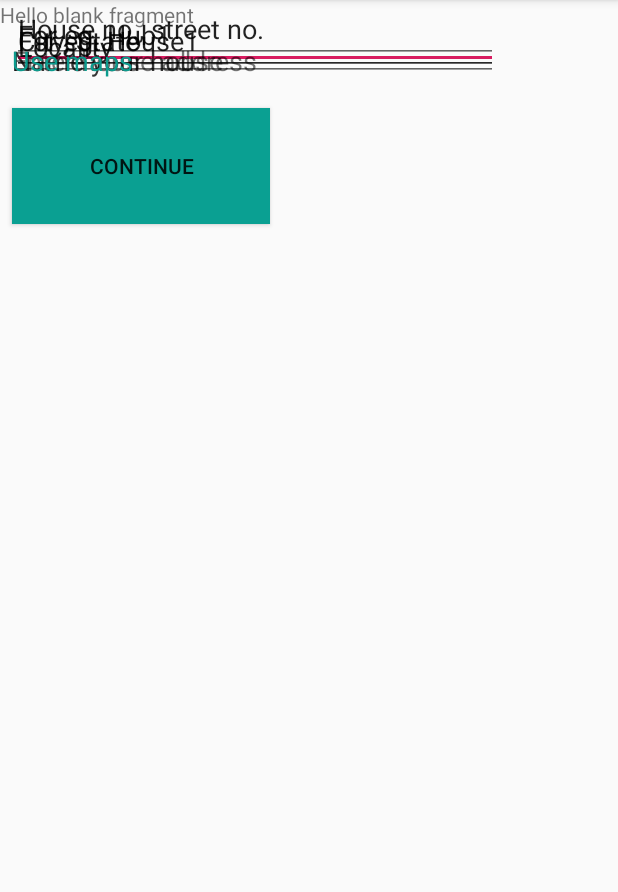
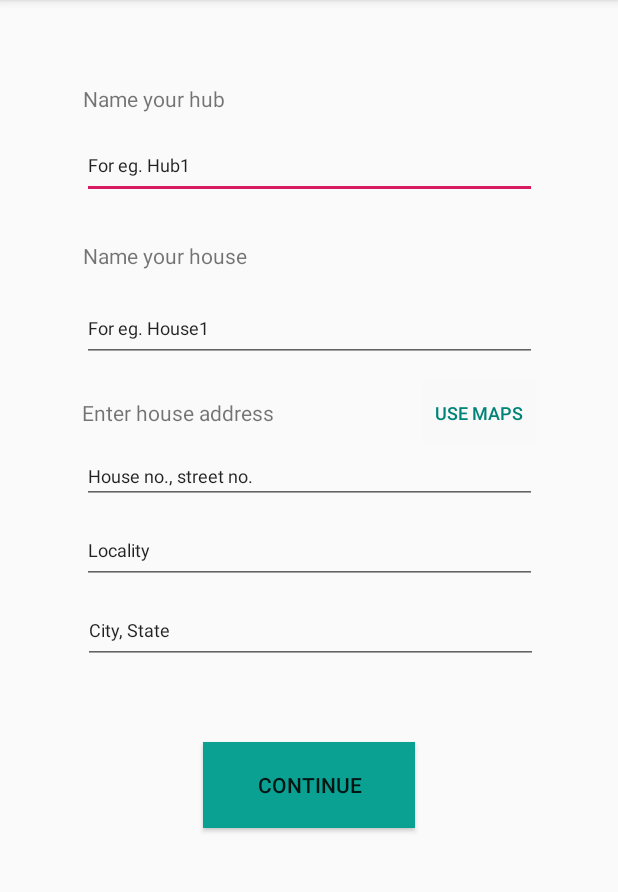
Before and after one commit to ZiyadAlmatrafi/BreezApp, an Android app: the fragment HubFragment shown on its own in the app's theme, on a phone screen of 412 x 824 dp, the part 84-976 px from its top. Run offline under Robolectric (Android 15) with nearby library versions, the phone set to English and light mode, and no system bars.

Commit message:
add HubFragment, MapFragment and MyHomeFragment files

```diff
--- a/app/src/main/java/com/example/breezapp/AuthenticationActivity.java
+++ b/app/src/main/java/com/example/breezapp/AuthenticationActivity.java
@@ -14,7 +14,7 @@ public class AuthenticationActivity extends AppCompatActivity {
         super.onCreate(savedInstanceState);
         setContentView(R.layout.activity_authentication);
 
-        button = (Button) findViewById(R.id.button);
+        button = (Button) findViewById(R.id.hub_button);
         button.setOnClickListener(new View.OnClickListener() {
             @Override
             public void onClick(View view) {
--- a/app/src/main/java/com/example/breezapp/EnterHubCodeFragment.java
+++ b/app/src/main/java/com/example/breezapp/EnterHubCodeFragment.java
@@ -5,10 +5,12 @@ import android.net.Uri;
 import android.os.Bundle;
 
 import androidx.fragment.app.Fragment;
+import androidx.fragment.app.FragmentTransaction;
 
 import android.view.LayoutInflater;
 import android.view.View;
 import android.view.ViewGroup;
+import android.widget.Button;
 
 
 /**
@@ -21,6 +23,7 @@ import android.view.ViewGroup;
  */
 public class EnterHubCodeFragment extends Fragment {
 
+    Button button;
 
     @Override
     public void onCreate(Bundle savedInstanceState) {
@@ -28,12 +31,25 @@ public class EnterHubCodeFragment extends Fragment {
 
     }
 
+
     @Override
     public View onCreateView(LayoutInflater inflater, ViewGroup container,
                              Bundle savedInstanceState) {
         // Inflate the layout for this fragment
-        return inflater.inflate(R.layout.fragment_enter_hub_code, container, false);
+        View v = inflater.inflate(R.layout.fragment_enter_hub_code, container, false);
+
+        button = (Button) v.findViewById(R.id.hub_code_button);
+        button.setOnClickListener(new View.OnClickListener() {
+            @Override
+            public void onClick(View view) {
+                FragmentTransaction ft = getFragmentManager().beginTransaction();
+
+                ft.replace(R.id.frame,new HubFragment() );
+                ft.addToBackStack(null);
+                ft.commit();
+            }
+        });
+        return v;
     }
 
-
 }
--- a/app/src/main/java/com/example/breezapp/EthernetFragment.java
+++ b/app/src/main/java/com/example/breezapp/EthernetFragment.java
@@ -37,6 +37,4 @@ public class EthernetFragment extends Fragment {
         return v;
     }
 
-
-
 }
--- a/app/src/main/java/com/example/breezapp/HubActivity.java
+++ /dev/null
@@ -1,21 +0,0 @@
-package com.example.breezapp;
-
-import androidx.appcompat.app.AppCompatActivity;
-
-import android.content.Intent;
-import android.os.Bundle;
-import android.view.View;
-import android.widget.Button;
-import android.widget.TextView;
-
-public class HubActivity extends AppCompatActivity {
-
-
-    @Override
-    protected void onCreate(Bundle savedInstanceState) {
-        super.onCreate(savedInstanceState);
-        setContentView(R.layout.activity_hub);
-
-     }
-
-}
--- a/app/src/main/java/com/example/breezapp/HubFragment.java
+++ b/app/src/main/java/com/example/breezapp/HubFragment.java
@@ -4,10 +4,12 @@ package com.example.breezapp;
 import android.os.Bundle;
 
 import androidx.fragment.app.Fragment;
+import androidx.fragment.app.FragmentTransaction;
 
 import android.view.LayoutInflater;
 import android.view.View;
 import android.view.ViewGroup;
+import android.widget.Button;
 
 
 /**
@@ -16,8 +18,14 @@ import android.view.ViewGroup;
 public class HubFragment extends Fragment {
 
 
-    public HubFragment() {
-        // Required empty public constructor
+
+    Button hub_button;
+    Button map_button;
+
+    @Override
+    public void onCreate(Bundle savedInstanceState) {
+        super.onCreate(savedInstanceState);
+
     }
 
 
@@ -25,7 +33,34 @@ public class HubFragment extends Fragment {
     public View onCreateView(LayoutInflater inflater, ViewGroup container,
                              Bundle savedInstanceState) {
         // Inflate the layout for this fragment
-        return inflater.inflate(R.layout.fragment_hub, container, false);
+        View v = inflater.inflate(R.layout.fragment_hub, container, false);
+
+        hub_button = (Button) v.findViewById(R.id.hub_button);
+        map_button = (Button) v.findViewById(R.id.map_button);
+
+        hub_button.setOnClickListener(new View.OnClickListener() {
+            @Override
+            public void onClick(View view) {
+                FragmentTransaction ft = getFragmentManager().beginTransaction();
+
+                ft.replace(R.id.frame,new MyHomeFragment());
+                ft.addToBackStack(null);
+                ft.commit();
+            }
+        });
+        map_button.setOnClickListener(new View.OnClickListener() {
+            @Override
+            public void onClick(View view) {
+                FragmentTransaction ft = getFragmentManager().beginTransaction();
+
+                ft.replace(R.id.frame,new MapFragment() );
+                ft.addToBackStack(null);
+                ft.commit();
+            }
+        });
+
+        return v;
     }
 
+
 }
--- a/app/src/main/java/com/example/breezapp/LocationActivity.java
+++ /dev/null
@@ -1,14 +0,0 @@
-package com.example.breezapp;
-
-import androidx.appcompat.app.AppCompatActivity;
-
-import android.os.Bundle;
-
-public class LocationActivity extends AppCompatActivity {
-
-    @Override
-    protected void onCreate(Bundle savedInstanceState) {
-        super.onCreate(savedInstanceState);
-        setContentView(R.layout.activity_location);
-    }
-}
--- a/app/src/main/java/com/example/breezapp/LocationFragment.java
+++ b/app/src/main/java/com/example/breezapp/MapFragment.java
@@ -13,10 +13,10 @@ import android.view.ViewGroup;
 /**
  * A simple {@link Fragment} subclass.
  */
-public class LocationFragment extends Fragment {
+public class MapFragment extends Fragment {
 
 
-    public LocationFragment() {
+    public MapFragment() {
         // Required empty public constructor
     }
 
@@ -25,7 +25,7 @@ public class LocationFragment extends Fragment {
     public View onCreateView(LayoutInflater inflater, ViewGroup container,
                              Bundle savedInstanceState) {
         // Inflate the layout for this fragment
-        return inflater.inflate(R.layout.fragment_location, container, false);
+        return inflater.inflate(R.layout.fragment_map, container, false);
     }
 
 }
--- /dev/null
+++ b/app/src/main/java/com/example/breezapp/MyHomeFragment.java
@@ -0,0 +1,31 @@
+package com.example.breezapp;
+
+
+import android.os.Bundle;
+
+import androidx.fragment.app.Fragment;
+
+import android.view.LayoutInflater;
+import android.view.View;
+import android.view.ViewGroup;
+
+
+/**
+ * A simple {@link Fragment} subclass.
+ */
+public class MyHomeFragment extends Fragment {
+
+
+    public MyHomeFragment() {
+        // Required empty public constructor
+    }
+
+
+    @Override
+    public View onCreateView(LayoutInflater inflater, ViewGroup container,
+                             Bundle savedInstanceState) {
+        // Inflate the layout for this fragment
+        return inflater.inflate(R.layout.fragment_my_home, container, false);
+    }
+
+}
--- a/app/src/main/res/layout/activity_authentication.xml
+++ b/app/src/main/res/layout/activity_authentication.xml
@@ -8,7 +8,7 @@
     tools:context=".AuthenticationActivity">
 
     <Button
-        android:id="@+id/button"
+        android:id="@+id/hub_button"
         android:layout_width="wrap_content"
         android:layout_height="wrap_content"
         android:layout_marginStart="8dp"
--- a/app/src/main/res/layout/activity_hub.xml
+++ /dev/null
@@ -1,18 +0,0 @@
-<?xml version="1.0" encoding="utf-8"?>
-<androidx.constraintlayout.widget.ConstraintLayout xmlns:android="http://schemas.android.com/apk/res/android"
-    xmlns:app="http://schemas.android.com/apk/res-auto"
-    xmlns:tools="http://schemas.android.com/tools"
-    android:layout_width="match_parent"
-    android:layout_height="match_parent"
-    tools:context=".HubActivity">
-
-
-    <FrameLayout
-        android:id="@+id/framelayout"
-        android:layout_width="411dp"
-        android:layout_height="600dp"
-        app:layout_constraintStart_toStartOf="parent"
-        tools:layout_editor_absoluteY="1dp">
-
-    </FrameLayout>
-</androidx.constraintlayout.widget.ConstraintLayout>
--- a/app/src/main/res/layout/fragment_enter_hub_code.xml
+++ b/app/src/main/res/layout/fragment_enter_hub_code.xml
@@ -39,6 +39,7 @@
         app:layout_constraintTop_toBottomOf="@+id/imageView" />
 
     <Button
+        android:id="@+id/hub_code_button"
         android:layout_width="wrap_content"
         android:layout_height="wrap_content"
         android:layout_marginStart="8dp"
--- a/app/src/main/res/layout/fragment_hub.xml
+++ b/app/src/main/res/layout/fragment_hub.xml
@@ -1,47 +1,36 @@
 <?xml version="1.0" encoding="utf-8"?>
-<FrameLayout xmlns:android="http://schemas.android.com/apk/res/android"
+<androidx.constraintlayout.widget.ConstraintLayout xmlns:android="http://schemas.android.com/apk/res/android"
+    xmlns:app="http://schemas.android.com/apk/res-auto"
     xmlns:tools="http://schemas.android.com/tools"
+    android:id="@+id/frameLayout"
     android:layout_width="match_parent"
     android:layout_height="match_parent"
-    xmlns:app="http://schemas.android.com/apk/res-auto"
     tools:context=".HubFragment">
 
     <!-- TODO: Update blank fragment layout -->
-    <TextView
-        android:layout_width="match_parent"
-        android:layout_height="match_parent"
-        android:text="@string/hello_blank_fragment" />
 
     <TextView
         android:id="@+id/textView"
         android:layout_width="wrap_content"
         android:layout_height="wrap_content"
-        android:layout_marginStart="8dp"
-        android:layout_marginLeft="8dp"
-        android:layout_marginTop="28dp"
-        android:layout_marginEnd="8dp"
-        android:layout_marginRight="8dp"
+        android:layout_marginTop="56dp"
         android:text="Name your hub"
-        android:textSize="18sp"
+        android:textSize="14sp"
         app:layout_constraintEnd_toEndOf="parent"
-        app:layout_constraintHorizontal_bias="0.13"
+        app:layout_constraintHorizontal_bias="0.174"
         app:layout_constraintStart_toStartOf="parent"
         app:layout_constraintTop_toTopOf="parent" />
 
     <EditText
         android:id="@+id/editText"
-        android:layout_width="324dp"
-        android:layout_height="42dp"
-        android:layout_marginStart="8dp"
-        android:layout_marginLeft="8dp"
-        android:layout_marginTop="4dp"
-        android:layout_marginEnd="8dp"
-        android:layout_marginRight="8dp"
+        android:layout_width="303dp"
+        android:layout_height="45dp"
+        android:layout_marginTop="12dp"
         android:ems="10"
         android:inputType="textPersonName"
         android:text="For eg. Hub1"
+        android:textSize="12sp"
         app:layout_constraintEnd_toEndOf="parent"
-        app:layout_constraintHorizontal_bias="0.507"
         app:layout_constraintStart_toStartOf="parent"
         app:layout_constraintTop_toBottomOf="@+id/textView" />
 
@@ -49,135 +38,112 @@
         android:id="@+id/textView2"
         android:layout_width="wrap_content"
         android:layout_height="wrap_content"
-        android:layout_marginStart="8dp"
-        android:layout_marginLeft="8dp"
         android:layout_marginTop="28dp"
-        android:layout_marginEnd="8dp"
-        android:layout_marginRight="8dp"
         android:text="Name your house"
-        android:textSize="18sp"
+        android:textSize="14sp"
         app:layout_constraintEnd_toEndOf="parent"
-        app:layout_constraintHorizontal_bias="0.14"
+        app:layout_constraintHorizontal_bias="0.183"
         app:layout_constraintStart_toStartOf="parent"
         app:layout_constraintTop_toBottomOf="@+id/editText" />
 
     <EditText
         android:id="@+id/editText2"
-        android:layout_width="324dp"
-        android:layout_height="42dp"
-        android:layout_marginStart="8dp"
-        android:layout_marginLeft="8dp"
-        android:layout_marginTop="8dp"
+        android:layout_width="303dp"
+        android:layout_height="45dp"
+        android:layout_marginTop="16dp"
         android:layout_marginEnd="8dp"
         android:layout_marginRight="8dp"
         android:ems="10"
         android:inputType="textPersonName"
         android:text="For eg. House1"
+        android:textSize="12sp"
         app:layout_constraintEnd_toEndOf="parent"
-        app:layout_constraintHorizontal_bias="0.492"
+        app:layout_constraintHorizontal_bias="0.54"
         app:layout_constraintStart_toStartOf="parent"
         app:layout_constraintTop_toBottomOf="@+id/textView2" />
 
     <TextView
         android:id="@+id/textView3"
-        android:layout_width="173dp"
-        android:layout_height="29dp"
-        android:layout_marginStart="8dp"
-        android:layout_marginLeft="8dp"
-        android:layout_marginTop="28dp"
-        android:layout_marginEnd="8dp"
-        android:layout_marginRight="8dp"
+        android:layout_width="wrap_content"
+        android:layout_height="wrap_content"
+        android:layout_marginTop="24dp"
         android:text="Enter house address"
-        android:textSize="18sp"
+        android:textSize="14sp"
         app:layout_constraintEnd_toEndOf="parent"
-        app:layout_constraintHorizontal_bias="0.162"
+        app:layout_constraintHorizontal_bias="0.192"
         app:layout_constraintStart_toStartOf="parent"
         app:layout_constraintTop_toBottomOf="@+id/editText2" />
 
     <EditText
         android:id="@+id/editText3"
-        android:layout_width="324dp"
-        android:layout_height="42dp"
-        android:layout_marginStart="8dp"
-        android:layout_marginLeft="8dp"
-        android:layout_marginEnd="8dp"
-        android:layout_marginRight="8dp"
+        android:layout_width="303dp"
+        android:layout_height="35dp"
+        android:layout_marginTop="16dp"
         android:ems="10"
         android:inputType="textPersonName"
         android:text="House no., street no."
+        android:textSize="12sp"
         app:layout_constraintEnd_toEndOf="parent"
-        app:layout_constraintHorizontal_bias="0.507"
         app:layout_constraintStart_toStartOf="parent"
         app:layout_constraintTop_toBottomOf="@+id/textView3" />
 
     <EditText
         android:id="@+id/editText4"
-        android:layout_width="324dp"
-        android:layout_height="42dp"
+        android:layout_width="303dp"
+        android:layout_height="45dp"
+        android:layout_marginTop="8dp"
+        android:ems="10"
+        android:inputType="textPersonName"
+        android:text="Locality"
+        android:textSize="12sp"
+        app:layout_constraintEnd_toEndOf="parent"
+        app:layout_constraintStart_toStartOf="parent"
+        app:layout_constraintTop_toBottomOf="@+id/editText3" />
+
+    <EditText
+        android:id="@+id/editText5"
+        android:layout_width="303dp"
+        android:layout_height="45dp"
+        android:layout_marginTop="8dp"
+        android:ems="10"
+        android:inputType="textPersonName"
+        android:text="City, State"
+        android:textSize="12sp"
+        app:layout_constraintEnd_toEndOf="parent"
+        app:layout_constraintHorizontal_bias="0.51"
+        app:layout_constraintStart_toStartOf="parent"
+        app:layout_constraintTop_toBottomOf="@+id/editText4" />
+
+    <Button
+        android:id="@+id/hub_button"
+        android:layout_width="141dp"
+        android:layout_height="57dp"
+        android:layout_marginTop="52dp"
+        android:background="#0AA092"
+        android:text="Continue"
+        app:layout_constraintEnd_toEndOf="parent"
+        app:layout_constraintStart_toStartOf="parent"
+        app:layout_constraintTop_toBottomOf="@+id/editText5" />
+
+    <Button
+        android:id="@+id/map_button"
+        style="@style/Widget.AppCompat.Button.ButtonBar.AlertDialog"
+        android:layout_width="76dp"
+        android:layout_height="44dp"
         android:layout_marginStart="8dp"
         android:layout_marginLeft="8dp"
         android:layout_marginTop="12dp"
         android:layout_marginEnd="8dp"
         android:layout_marginRight="8dp"
-        android:ems="10"
-        android:inputType="textPersonName"
-        android:text="Locality"
+        android:background="#F9F9F9"
+        android:shadowColor="#F9F9F9"
+        android:text="Use maps"
+        android:textColor="#008477"
+        android:textSize="12sp"
         app:layout_constraintEnd_toEndOf="parent"
-        app:layout_constraintHorizontal_bias="0.492"
-        app:layout_constraintStart_toStartOf="parent"
-        app:layout_constraintTop_toBottomOf="@+id/editText3" />
-
-    <EditText
-        android:id="@+id/editText5"
-        android:layout_width="324dp"
-        android:layout_height="42dp"
-        android:layout_marginStart="8dp"
-        android:layout_marginLeft="8dp"
-        android:layout_marginTop="8dp"
-        android:layout_marginEnd="8dp"
-        android:layout_marginRight="8dp"
-        android:ems="10"
-        android:inputType="textPersonName"
-        android:text="City, State"
-        app:layout_constraintEnd_toEndOf="parent"
-        app:layout_constraintHorizontal_bias="0.492"
-        app:layout_constraintStart_toStartOf="parent"
-        app:layout_constraintTop_toBottomOf="@+id/editText4" />
-
-    <Button
-        android:id="@+id/button"
-        android:layout_width="172dp"
-        android:layout_height="77dp"
-        android:layout_marginStart="8dp"
-        android:layout_marginLeft="8dp"
-        android:layout_marginTop="72dp"
-        android:layout_marginEnd="8dp"
-        android:layout_marginRight="8dp"
-        android:background="#0AA092"
-        android:text="Continue"
-        app:layout_constraintEnd_toEndOf="parent"
-        app:layout_constraintHorizontal_bias="0.497"
-        app:layout_constraintStart_toStartOf="parent"
-        app:layout_constraintTop_toBottomOf="@+id/editText5" />
-
-    <TextView
-        android:id="@+id/textView4"
-        android:layout_width="92dp"
-        android:layout_height="27dp"
-        android:layout_marginStart="8dp"
-        android:layout_marginLeft="8dp"
-        android:layout_marginTop="28dp"
-        android:layout_marginEnd="8dp"
-        android:layout_marginRight="8dp"
-        android:text="Use maps"
-
-        android:textColor="#0C9B8D"
-        android:textSize="18sp"
-        app:layout_constraintEnd_toEndOf="parent"
-        app:layout_constraintHorizontal_bias="0.674"
+        app:layout_constraintHorizontal_bias="0.659"
         app:layout_constraintStart_toEndOf="@+id/textView3"
         app:layout_constraintTop_toBottomOf="@+id/editText2" />
 
 
-
-</FrameLayout>
+</androidx.constraintlayout.widget.ConstraintLayout>
--- /dev/null
+++ b/app/src/main/res/layout/fragment_map.xml
@@ -0,0 +1,14 @@
+<?xml version="1.0" encoding="utf-8"?>
+<FrameLayout xmlns:android="http://schemas.android.com/apk/res/android"
+    xmlns:tools="http://schemas.android.com/tools"
+    android:layout_width="match_parent"
+    android:layout_height="match_parent"
+    tools:context=".MapFragment">
+
+    <!-- TODO: Update blank fragment layout -->
+    <TextView
+        android:layout_width="match_parent"
+        android:layout_height="match_parent"
+        android:text="@string/hello_blank_fragment" />
+
+</FrameLayout>
--- a/app/src/main/res/layout/fragment_location.xml
+++ b/app/src/main/res/layout/fragment_my_home.xml
@@ -3,7 +3,7 @@
     xmlns:tools="http://schemas.android.com/tools"
     android:layout_width="match_parent"
     android:layout_height="match_parent"
-    tools:context=".LocationFragment">
+    tools:context=".MyHomeFragment">
 
     <!-- TODO: Update blank fragment layout -->
     <TextView
```
